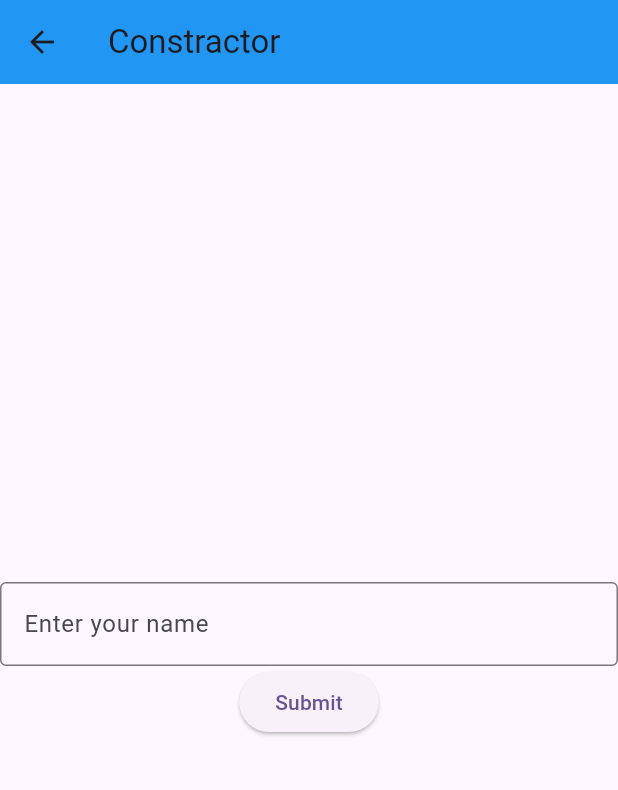
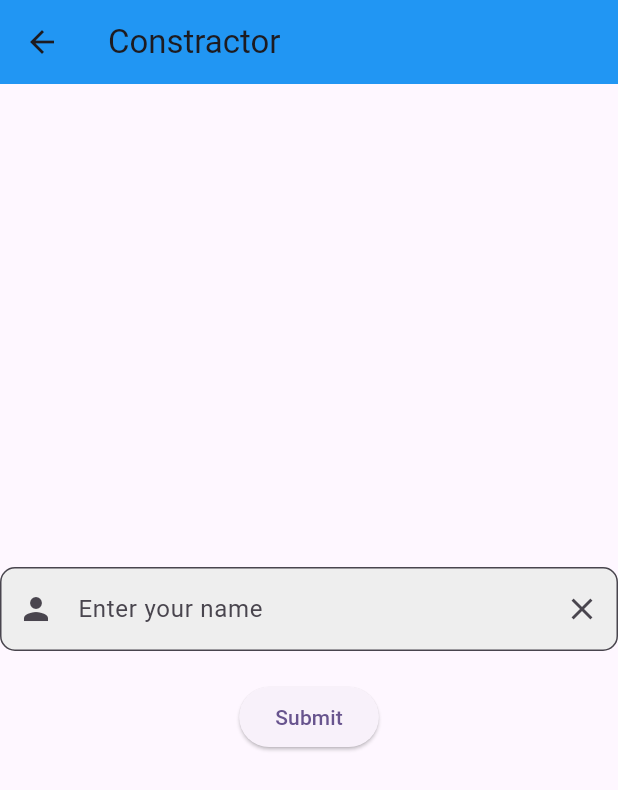
Before and after one commit to Muhammad-Rashid-172002/FingerPrint_auth, a Flutter app: the ConstractorScreen screen opened directly, on a phone screen of 412 x 824 dp. Shown: the top 790 px of the screen. Run offline on Flutter 3.47's test engine with Material 3 defaults, Android fonts, the phone set to English and light mode, and no system bars; our stand-ins replace local_auth.

Commit message:
Last Commit

```diff
--- a/lib/screen/Constractor/Constractor.dart
+++ b/lib/screen/Constractor/Constractor.dart
@@ -1,3 +1,4 @@
+import 'package:figerprint/screen/Constractor/secondScreen.dart';
 import 'package:flutter/material.dart';
 
 class ConstractorScreen extends StatefulWidget {
@@ -21,12 +22,32 @@ class _ConstractorScreenState extends State<ConstractorScreen> {
               controller: nameController,
               decoration: InputDecoration(
                 labelText: 'Enter your name',
-                border: OutlineInputBorder(),
+                hintText: 'Name',
+                prefixIcon: const Icon(Icons.person),
+                suffixIcon: IconButton(
+                  icon: const Icon(Icons.clear),
+                  onPressed: () {
+                    nameController.clear();
+                  },
+                ),
+                filled: true,
+                fillColor: Colors.grey[200],
+                border: const OutlineInputBorder(
+                  borderRadius: BorderRadius.all(Radius.circular(10)),
+                  borderSide: BorderSide(color: Colors.blue, width: 2),
+                ),
               ),
             ),
+            const SizedBox(height: 20),
             ElevatedButton(
               onPressed: () {
-                Navigator.pop(context);
+                Navigator.push(
+                  context,
+                  MaterialPageRoute(
+                    builder:
+                        (context) => Secondscreen(name: nameController.text),
+                  ),
+                );
               },
               child: const Text('Submit'),
             ),
```
